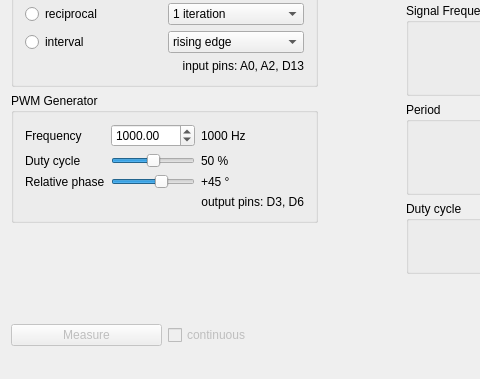
The window that gui/mainwindow.ui (mcejp/virtual-counter) describes before a commit, drawn with Qt 5; both pictures show x 0 to 480 and y 168 to 547 of the 1074 by 547 pixel window.
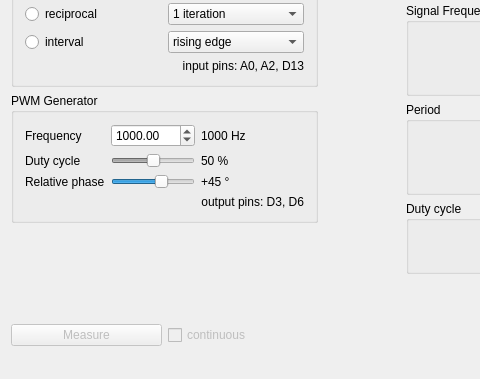
The same window after the commit.

Commit message: GUI: non-broken PWM setting, fix phase measurement

Patch:
```diff
--- a/gui/mainwindow.ui
+++ b/gui/mainwindow.ui
@@ -193,6 +193,9 @@
          </item>
          <item row="1" column="1">
           <widget class="QSlider" name="horizontalSlider">
+           <property name="enabled">
+            <bool>false</bool>
+           </property>
            <property name="maximum">
             <number>100</number>
            </property>
```
The commit also changes 7 other files.
